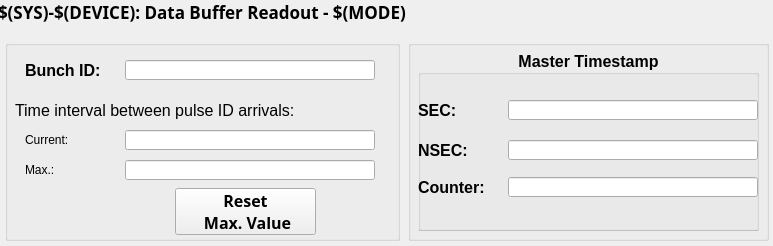
Above: ui/G_TI_BUNCHID.ui from paulscherrerinstitute/mrfioc2_regDev before the change. Below: the same form after it.
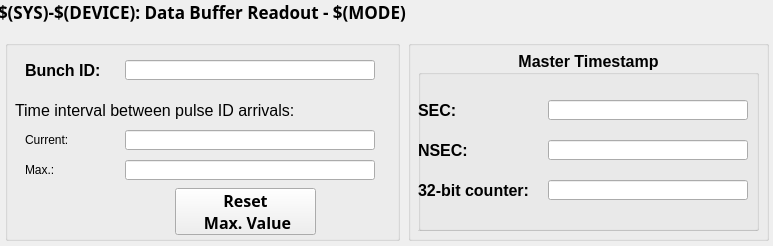
That is the form after the change. Custom widgets are drawn as their Qt base class.

Commit message: [COSYLAB-532]: "Counter" label renamed to "32-bit counter".

```diff
--- a/ui/G_TI_BUNCHID.ui
+++ b/ui/G_TI_BUNCHID.ui
@@ -54,9 +54,9 @@
      <widget class="caLineEdit" name="calineedit_6">
       <property name="geometry">
        <rect>
-        <x>90</x>
+        <x>130</x>
         <y>50</y>
-        <width>250</width>
+        <width>200</width>
         <height>20</height>
        </rect>
       </property>
@@ -81,7 +81,7 @@
        <rect>
         <x>0</x>
         <y>90</y>
-        <width>85</width>
+        <width>120</width>
         <height>20</height>
        </rect>
       </property>
@@ -94,7 +94,7 @@
        <rect>
         <x>0</x>
         <y>50</y>
-        <width>85</width>
+        <width>120</width>
         <height>20</height>
        </rect>
       </property>
@@ -105,9 +105,9 @@
      <widget class="caLineEdit" name="calineedit_5">
       <property name="geometry">
        <rect>
-        <x>90</x>
+        <x>130</x>
         <y>90</y>
-        <width>250</width>
+        <width>200</width>
         <height>20</height>
        </rect>
       </property>
@@ -147,21 +147,21 @@
       <property name="geometry">
        <rect>
         <x>0</x>
-        <y>127</y>
-        <width>85</width>
+        <y>130</y>
+        <width>120</width>
         <height>20</height>
        </rect>
       </property>
       <property name="text">
-       <string>Counter:</string>
+       <string>32-bit counter:</string>
       </property>
      </widget>
      <widget class="caLineEdit" name="calineedit_7">
       <property name="geometry">
        <rect>
-        <x>90</x>
-        <y>127</y>
-        <width>250</width>
+        <x>130</x>
+        <y>130</y>
+        <width>200</width>
         <height>20</height>
        </rect>
       </property>
```
